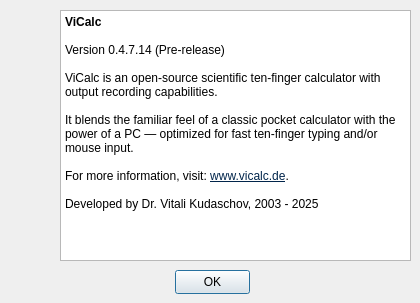
Above: vicalc/ui/about_dialog.ui from Kudaschov/ViCalc before the change. Below: the same form after it.
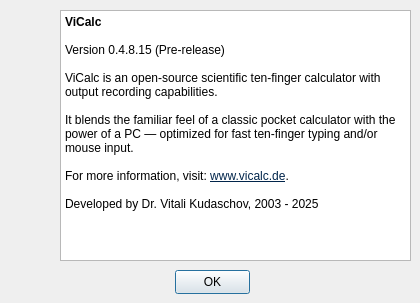
That is the form after the change. Icons and pictures are not drawn.

Patch:
```diff
--- a/vicalc/ui/about_dialog.ui
+++ b/vicalc/ui/about_dialog.ui
@@ -61,7 +61,7 @@
 &lt;/style&gt;&lt;/head&gt;&lt;body style=&quot; font-family:'Segoe UI'; font-size:9pt; font-weight:400; font-style:normal;&quot;&gt;
 &lt;p style=&quot; margin-top:0px; margin-bottom:0px; margin-left:0px; margin-right:0px; -qt-block-indent:0; text-indent:0px;&quot;&gt;&lt;span style=&quot; font-weight:700;&quot;&gt;ViCalc&lt;/span&gt;&lt;/p&gt;
 &lt;p style=&quot;-qt-paragraph-type:empty; margin-top:0px; margin-bottom:0px; margin-left:0px; margin-right:0px; -qt-block-indent:0; text-indent:0px; font-weight:700;&quot;&gt;&lt;br /&gt;&lt;/p&gt;
-&lt;p style=&quot; margin-top:0px; margin-bottom:0px; margin-left:0px; margin-right:0px; -qt-block-indent:0; text-indent:0px;&quot;&gt;Version 0.4.7.14 (Pre-release)&lt;/p&gt;
+&lt;p style=&quot; margin-top:0px; margin-bottom:0px; margin-left:0px; margin-right:0px; -qt-block-indent:0; text-indent:0px;&quot;&gt;Version 0.4.8.15 (Pre-release)&lt;/p&gt;
 &lt;p style=&quot;-qt-paragraph-type:empty; margin-top:0px; margin-bottom:0px; margin-left:0px; margin-right:0px; -qt-block-indent:0; text-indent:0px;&quot;&gt;&lt;br /&gt;&lt;/p&gt;
 &lt;p style=&quot; margin-top:0px; margin-bottom:0px; margin-left:0px; margin-right:0px; -qt-block-indent:0; text-indent:0px;&quot;&gt;ViCalc is an open-source scientific ten-finger calculator with output recording capabilities.&lt;/p&gt;
 &lt;p style=&quot;-qt-paragraph-type:empty; margin-top:0px; margin-bottom:0px; margin-left:0px; margin-right:0px; -qt-block-indent:0; text-indent:0px;&quot;&gt;&lt;br /&gt;&lt;/p&gt;
```
